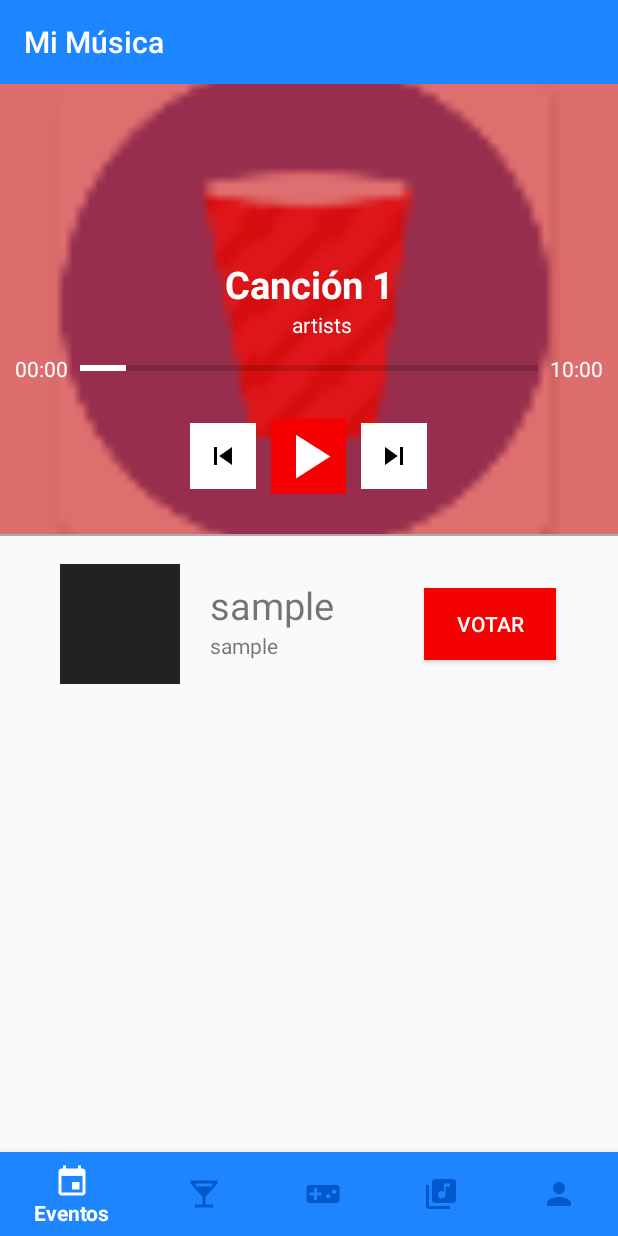
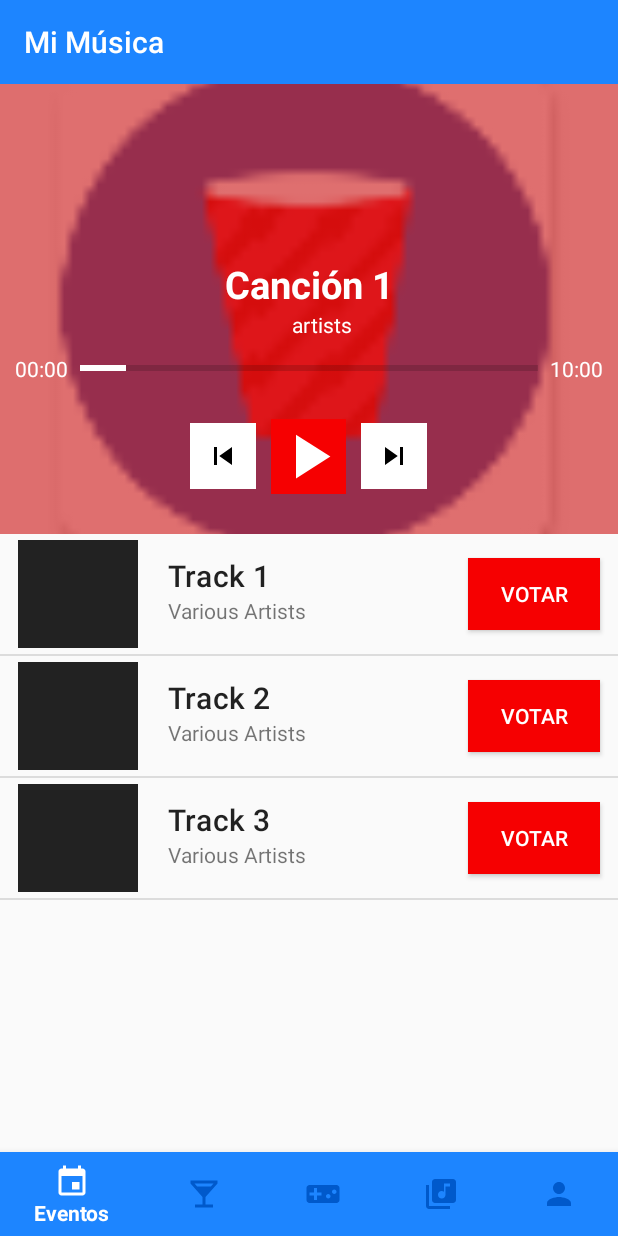
Before and after one commit to GonzaloCirilo/Juergapp-Android, an Android app: the MusicFragment screen opened through its navigation route, on a phone screen of 412 x 824 dp. Run offline under Robolectric (Android 15) with nearby library versions, the phone set to English and light mode, and no system bars; our stand-ins replace Room's generated code, Volley, navigation-ui; libraries missing offline, so code that uses them is left out: com.spotify.android, com.spotify.protocol; network calls fail; 3 statements that could not run were skipped.

Commit message:
Update Views

```diff
--- a/app/src/main/res/layout/fragment_music.xml
+++ b/app/src/main/res/layout/fragment_music.xml
@@ -58,8 +58,7 @@
                 android:layout_height="wrap_content"
                 android:orientation="horizontal"
                 android:gravity="center"
-                android:padding="10dp"
-        >
+                android:padding="10dp">
             <Chronometer
                     android:id="@+id/chronometer"
                     android:textColor="@color/white"
@@ -116,51 +115,11 @@
                     android:layout_height="wrap_content"/>
         </LinearLayout>
     </LinearLayout>
+    <androidx.recyclerview.widget.RecyclerView
+            android:id="@+id/recycler_view_music"
+            android:layout_width="match_parent"
+            android:layout_height="0dp"
+            app:layout_constraintTop_toBottomOf="@+id/artwork_image_view"
+            app:layout_constraintBottom_toBottomOf="parent"/>
 
-    <View
-            android:layout_width="match_parent"
-            android:layout_height="1dp"
-            android:background="@android:color/darker_gray"
-            app:layout_constraintTop_toBottomOf="@+id/artwork_image_view"
-
-        />
-        <LinearLayout android:layout_width="match_parent"
-                      android:layout_marginTop="20dp"
-                      android:layout_height="80dp"
-                      android:orientation="horizontal"
-                      android:gravity="center_vertical"
-                      app:layout_constraintTop_toBottomOf="@+id/artwork_image_view"
-        >
-            <ImageView
-                    android:layout_marginStart="40dp"
-                    android:layout_width="80dp"
-                    android:layout_height="match_parent"
-                    android:src="@color/black"
-            />
-            <LinearLayout android:layout_width="wrap_content"
-                          android:layout_height="match_parent"
-                          android:orientation="vertical"
-                          android:padding="10dp"
-                          android:paddingStart="20dp"
-            >
-                <TextView android:layout_width="wrap_content"
-                          android:layout_height="wrap_content"
-                          android:textSize="25dp"
-                          android:text="sample"
-
-                />
-                <TextView android:layout_width="match_parent"
-                          android:layout_height="wrap_content"
-                          android:text="sample"
-
-                />
-            </LinearLayout>
-            <Button android:layout_width="wrap_content"
-                    android:layout_height="wrap_content"
-                    android:background="@color/colorAccent"
-                    android:textColor="@color/white"
-                    android:layout_marginStart="50dp"
-                    android:text="votar"
-            />
-        </LinearLayout>
 </androidx.constraintlayout.widget.ConstraintLayout>
--- a/app/src/main/res/layout/recycler_view_event.xml
+++ b/app/src/main/res/layout/recycler_view_event.xml
@@ -30,7 +30,7 @@
                         android:layout_marginTop="16dp"
                         android:text="@{name}"
                         android:textAppearance="@style/TextAppearance.MaterialComponents.Headline5"
-                        android:paddingStart="25dp"
+                        android:paddingStart="24dp"
                         android:textStyle="bold"
                         android:textAlignment="textStart"
                 />
@@ -38,12 +38,10 @@
                         android:id="@+id/event_address"
                         android:layout_width="match_parent"
                         android:layout_height="wrap_content"
-                        android:layout_marginTop="16dp"
+                        android:layout_marginTop="8dp"
+                        android:paddingStart="24dp"
+                        android:textAppearance="@style/TextAppearance.AppCompat.Body1"
                         android:text="@{address}"
-                        android:textSize="20sp"
-                        android:paddingStart="25dp"
-                        android:textStyle="normal"
-                        android:textFontWeight="100"
                 />
             </LinearLayout>
         </androidx.cardview.widget.CardView>
--- /dev/null
+++ b/app/src/main/res/layout/recycler_view_music.xml
@@ -0,0 +1,39 @@
+<?xml version="1.0" encoding="utf-8"?>
+<LinearLayout xmlns:android="http://schemas.android.com/apk/res/android"
+              xmlns:app="http://schemas.android.com/apk/res-auto"
+              android:layout_width="match_parent"
+              android:layout_height="80dp"
+              android:orientation="horizontal"
+              android:gravity="center_vertical"
+              android:padding="4dp"
+              app:layout_constraintTop_toBottomOf="@+id/artwork_image_view">
+    <ImageView
+            android:layout_marginStart="8dp"
+            android:layout_width="80dp"
+            android:layout_height="match_parent"
+            android:src="@color/black"/>
+    <LinearLayout android:layout_width="wrap_content"
+                  android:layout_height="match_parent"
+                  android:layout_weight="1"
+                  android:orientation="vertical"
+                  android:padding="10dp"
+                  android:paddingStart="20dp">
+        <TextView
+                android:id="@+id/track_name"
+                android:layout_width="wrap_content"
+                android:layout_height="wrap_content"
+                style="@style/TextAppearance.MaterialComponents.Headline6"
+                android:text="sample"/>
+        <TextView
+                android:id="@+id/track_artist"
+                android:layout_width="match_parent"
+                android:layout_height="wrap_content"
+                android:text="sample"/>
+    </LinearLayout>
+    <Button android:layout_width="wrap_content"
+            android:layout_height="wrap_content"
+            android:background="@color/colorAccent"
+            android:textColor="@color/white"
+            android:layout_marginEnd="8dp"
+            android:text="votar"/>
+</LinearLayout>
```
